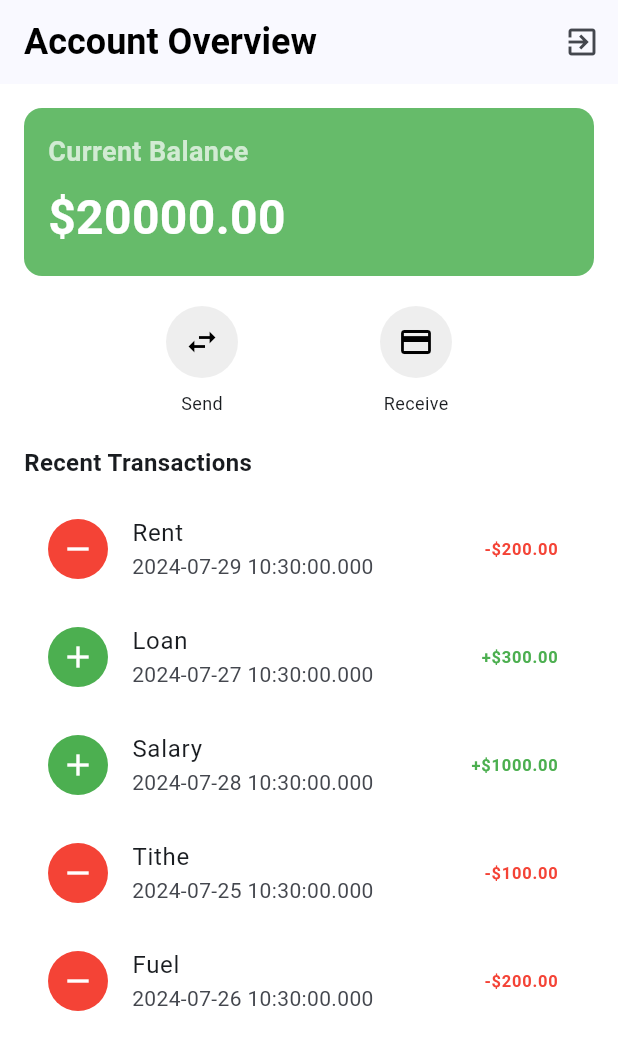
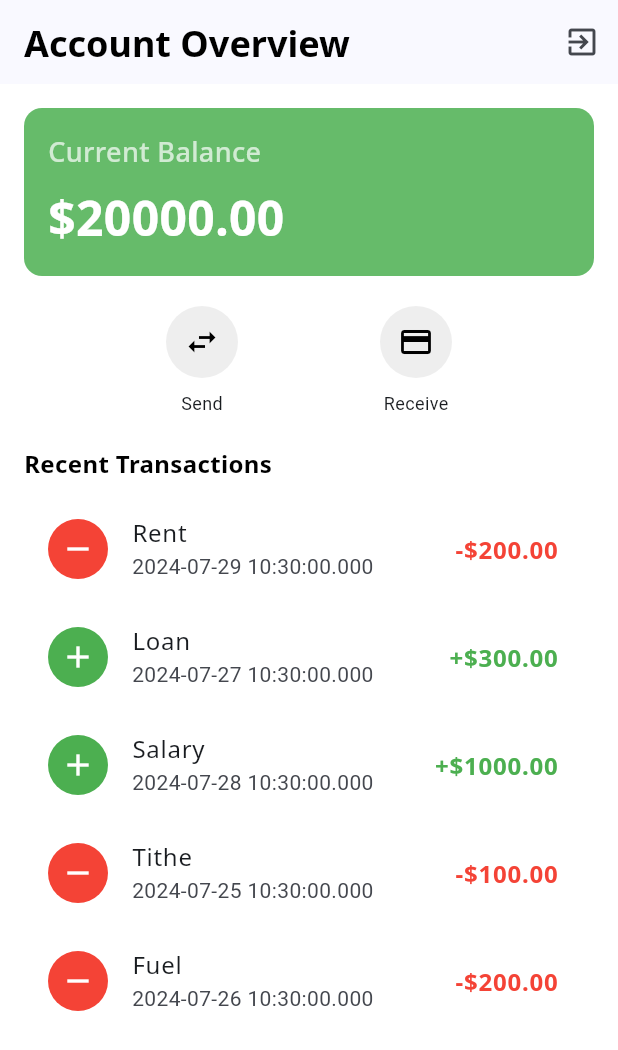
Before and after one commit to darkarnold/flutter-banking-app, a Flutter app: the screen it shows once a user with an empty profile is signed in, on a phone screen of 412 x 824 dp. Shown: the top 1050 px of the screen. Run offline on Flutter 3.47's test engine with Material 3 defaults, Android fonts, the phone set to English and light mode, and no system bars; our stand-ins replace firebase_auth, firebase_core, google_fonts; accounts and stored records are empty; generated files the repository leaves out were written again.

Commit message:
add google fonts to the project

```diff
--- a/lib/screens/account_overview.dart
+++ b/lib/screens/account_overview.dart
@@ -1,4 +1,5 @@
 import 'package:flutter/material.dart';
+import 'package:google_fonts/google_fonts.dart';
 import 'package:provider/provider.dart';
 import '../services/authentication_service.dart';
 import '../providers/account_provider.dart';
@@ -14,10 +15,13 @@ class AccountOverview extends StatelessWidget {
     return Scaffold(
       backgroundColor: Colors.white,
       appBar: AppBar(
-        title: const Text(
+        title: Text(
           'Account Overview',
-          style: TextStyle(
-              fontWeight: FontWeight.bold, fontSize: 24, color: Colors.black),
+          style: GoogleFonts.notoSans(
+              textStyle: const TextStyle(
+                  fontWeight: FontWeight.bold,
+                  fontSize: 24,
+                  color: Colors.black)),
         ),
         actions: [
           IconButton(
@@ -38,11 +42,13 @@ class AccountOverview extends StatelessWidget {
               const SizedBox(height: 20),
               const QuickActionButtons(),
               const SizedBox(height: 20),
-              const Text('Recent Transactions',
-                  style: TextStyle(
+              Text('Recent Transactions',
+                  style: GoogleFonts.notoSans(
+                      textStyle: const TextStyle(
                     fontWeight: FontWeight.bold,
                     fontSize: 16,
-                  )),
+                    color: Colors.black,
+                  ))),
               const SizedBox(height: 10),
               ListView.builder(
                 shrinkWrap: true,
--- a/lib/widgets/balance_display.dart
+++ b/lib/widgets/balance_display.dart
@@ -1,4 +1,5 @@
 import 'package:flutter/material.dart';
+import 'package:google_fonts/google_fonts.dart';
 
 class BalanceDisplay extends StatelessWidget {
   final double balance;
@@ -16,22 +17,23 @@ class BalanceDisplay extends StatelessWidget {
       child: Column(
         crossAxisAlignment: CrossAxisAlignment.start,
         children: [
-          const Text(
+          Text(
             'Current Balance',
-            style: TextStyle(
-                color: Colors.white70,
-                fontWeight: FontWeight.bold,
-                fontSize: 18),
+            style: GoogleFonts.notoSans(
+                textStyle: const TextStyle(
+                    color: Colors.white70,
+                    fontWeight: FontWeight.w500,
+                    fontSize: 18)),
           ),
           const SizedBox(height: 8),
-          Text(
-            '\$${balance.toStringAsFixed(2)}',
-            style: const TextStyle(
-              color: Colors.white,
-              fontSize: 32,
-              fontWeight: FontWeight.bold,
-            ),
-          ),
+          Text('\$${balance.toStringAsFixed(2)}',
+              style: GoogleFonts.notoSans(
+                textStyle: const TextStyle(
+                  color: Colors.white,
+                  fontSize: 32,
+                  fontWeight: FontWeight.bold,
+                ),
+              )),
         ],
       ),
     );
--- a/lib/widgets/transaction_list.dart
+++ b/lib/widgets/transaction_list.dart
@@ -1,4 +1,5 @@
 import 'package:flutter/material.dart';
+import 'package:google_fonts/google_fonts.dart';
 import '../models/transaction.dart';
 
 class TransactionListItem extends StatelessWidget {
@@ -16,15 +17,17 @@ class TransactionListItem extends StatelessWidget {
           color: Colors.white,
         ),
       ),
-      title: Text(transaction.description),
+      title: Text(transaction.description, style: GoogleFonts.notoSans()),
       subtitle: Text(transaction.date.toString()),
       trailing: Text(
-        '${transaction.amount > 0 ? '+' : '-'}\$${transaction.amount.abs().toStringAsFixed(2)}',
-        style: TextStyle(
-          color: transaction.amount > 0 ? Colors.green : Colors.red,
-          fontWeight: FontWeight.bold,
-        ),
-      ),
+          '${transaction.amount > 0 ? '+' : '-'}\$${transaction.amount.abs().toStringAsFixed(2)}',
+          style: GoogleFonts.notoSans(
+            textStyle: TextStyle(
+              color: transaction.amount > 0 ? Colors.green : Colors.red,
+              fontWeight: FontWeight.bold,
+              fontSize: 16,
+            ),
+          )),
       onTap: () {
         // Navigate to transaction details
       },
--- a/pubspec.yaml
+++ b/pubspec.yaml
@@ -38,6 +38,7 @@ dependencies:
   firebase_core: ^3.2.0
   firebase_auth: ^5.1.2
   provider: ^6.1.2
+  google_fonts: ^6.2.1
 
 dev_dependencies:
   flutter_test:
```
Also changed, not shown: lib/screens/login_screen.dart (+16 -3 lines), lib/screens/transfer_funds.dart (+8 -1 lines), pubspec.lock, 2 other files.
